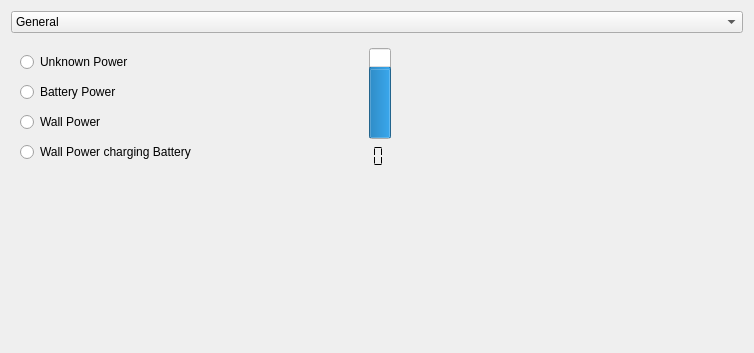
First picture: the form in examples/sysinfo/dialog_small_landscape.ui, repository qtproject/qt-mobility, before the edit.
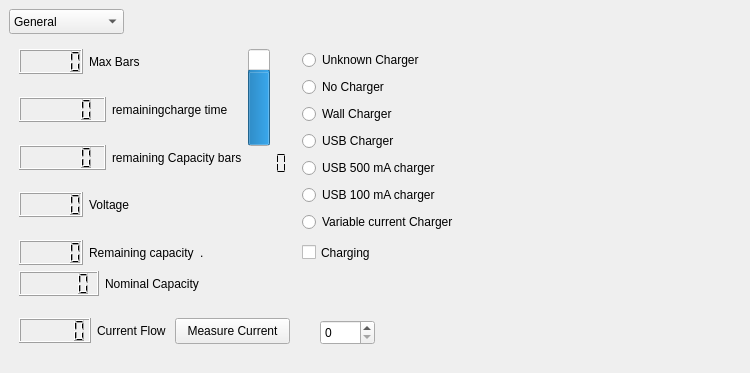
Second picture: the form after the edit. The open tabs and pages were chosen to show the change. Icons and pictures are not drawn.

What changed in the file:
```diff
--- a/examples/sysinfo/dialog_small_landscape.ui
+++ b/examples/sysinfo/dialog_small_landscape.ui
@@ -7,15 +7,21 @@
     <x>0</x>
     <y>0</y>
     <width>750</width>
-    <height>353</height>
+    <height>373</height>
    </rect>
   </property>
   <property name="windowTitle">
    <string>System Information</string>
   </property>
-  <layout class="QGridLayout" name="gridLayout_20">
-   <item row="0" column="0">
     <widget class="QComboBox" name="comboBox">
+   <property name="geometry">
+    <rect>
+     <x>9</x>
+     <y>9</y>
+     <width>115</width>
+     <height>25</height>
+    </rect>
+   </property>
      <item>
       <property name="text">
        <string>General</string>
@@ -72,9 +78,15 @@
       </property>
      </item>
     </widget>
-   </item>
-   <item row="1" column="0">
     <widget class="QStackedWidget" name="stackedWidget">
+   <property name="geometry">
+    <rect>
+     <x>10</x>
+     <y>40</y>
+     <width>732</width>
+     <height>313</height>
+    </rect>
+   </property>
      <property name="currentIndex">
       <number>0</number>
      </property>
@@ -662,9 +674,42 @@
       </layout>
      </widget>
      <widget class="QWidget" name="page_5">
-      <layout class="QGridLayout" name="gridLayout_6">
-       <item row="0" column="0" rowspan="2">
-        <layout class="QVBoxLayout" name="verticalLayout_3">
+    <widget class="QPushButton" name="startMeasurementPushButton">
+     <property name="geometry">
+      <rect>
+       <x>165</x>
+       <y>278</y>
+       <width>115</width>
+       <height>26</height>
+      </rect>
+     </property>
+     <property name="text">
+      <string>Measure Current</string>
+     </property>
+    </widget>
+    <widget class="QCheckBox" name="chargingCheckBox">
+     <property name="geometry">
+      <rect>
+       <x>292</x>
+       <y>202</y>
+       <width>80</width>
+       <height>21</height>
+      </rect>
+     </property>
+     <property name="text">
+      <string>Charging</string>
+     </property>
+    </widget>
+    <widget class="QWidget" name="layoutWidget">
+     <property name="geometry">
+      <rect>
+       <x>292</x>
+       <y>9</y>
+       <width>179</width>
+       <height>185</height>
+      </rect>
+     </property>
+     <layout class="QVBoxLayout" name="verticalLayout">
          <item>
           <widget class="QRadioButton" name="radioButton">
            <property name="sizePolicy">
@@ -680,7 +725,7 @@
             <enum>Qt::NoFocus</enum>
            </property>
            <property name="text">
-            <string>Unknown Power</string>
+         <string>Unknown Charger</string>
            </property>
           </widget>
          </item>
@@ -699,7 +744,7 @@
             <enum>Qt::NoFocus</enum>
            </property>
            <property name="text">
-            <string>Battery Power</string>
+         <string>No Charger</string>
            </property>
           </widget>
          </item>
@@ -718,7 +763,7 @@
             <enum>Qt::NoFocus</enum>
            </property>
            <property name="text">
-            <string>Wall Power</string>
+         <string>Wall Charger</string>
            </property>
           </widget>
          </item>
@@ -737,13 +782,44 @@
             <enum>Qt::NoFocus</enum>
            </property>
            <property name="text">
-            <string>Wall Power charging Battery</string>
+         <string>USB Charger</string>
+        </property>
+       </widget>
+      </item>
+      <item>
+       <widget class="QRadioButton" name="radioButton_5">
+        <property name="text">
+         <string>USB 500 mA charger</string>
+        </property>
+       </widget>
+      </item>
+      <item>
+       <widget class="QRadioButton" name="radioButton_6">
+        <property name="text">
+         <string>USB 100 mA charger</string>
+        </property>
+       </widget>
+      </item>
+      <item>
+       <widget class="QRadioButton" name="radioButton_7">
+        <property name="text">
+         <string>Variable current Charger</string>
            </property>
           </widget>
          </item>
         </layout>
-       </item>
-       <item row="0" column="2">
+    </widget>
+    <widget class="QWidget" name="layoutWidget">
+     <property name="geometry">
+      <rect>
+       <x>238</x>
+       <y>9</y>
+       <width>48</width>
+       <height>126</height>
+      </rect>
+     </property>
+     <layout class="QVBoxLayout" name="verticalLayout_2">
+      <item>
         <widget class="QProgressBar" name="batteryLevelBar">
          <property name="sizePolicy">
           <sizepolicy hsizetype="Fixed" vsizetype="MinimumExpanding">
@@ -762,20 +838,7 @@
          </property>
         </widget>
        </item>
-       <item row="0" column="3" rowspan="2">
-        <spacer name="horizontalSpacer_6">
-         <property name="orientation">
-          <enum>Qt::Horizontal</enum>
-         </property>
-         <property name="sizeHint" stdset="0">
-          <size>
-           <width>343</width>
-           <height>100</height>
-          </size>
-         </property>
-        </spacer>
-       </item>
-       <item row="1" column="1" colspan="2">
+      <item>
         <widget class="QLCDNumber" name="lcdNumber">
          <property name="frameShape">
           <enum>QFrame::NoFrame</enum>
@@ -783,38 +846,187 @@
          <property name="frameShadow">
           <enum>QFrame::Plain</enum>
          </property>
+        <property name="numDigits">
+         <number>3</number>
+        </property>
          <property name="segmentStyle">
           <enum>QLCDNumber::Flat</enum>
          </property>
         </widget>
        </item>
-       <item row="2" column="0" rowspan="2" colspan="2">
-        <spacer name="verticalSpacer_25">
-         <property name="orientation">
-          <enum>Qt::Vertical</enum>
-         </property>
-         <property name="sizeHint" stdset="0">
-          <size>
-           <width>302</width>
-           <height>178</height>
-          </size>
-         </property>
-        </spacer>
-       </item>
-       <item row="3" column="2">
-        <spacer name="verticalSpacer">
-         <property name="orientation">
-          <enum>Qt::Vertical</enum>
-         </property>
-         <property name="sizeHint" stdset="0">
-          <size>
-           <width>20</width>
-           <height>135</height>
-          </size>
-         </property>
-        </spacer>
-       </item>
-      </layout>
+     </layout>
+    </widget>
+    <widget class="QWidget" name="layoutWidget">
+     <property name="geometry">
+      <rect>
+       <x>9</x>
+       <y>231</y>
+       <width>180</width>
+       <height>25</height>
+      </rect>
+     </property>
+     <layout class="QHBoxLayout" name="horizontalLayout_2">
+      <item>
+       <widget class="QLCDNumber" name="NominalCaplcdNumber"/>
+      </item>
+      <item>
+       <widget class="QLabel" name="label">
+        <property name="text">
+         <string>Nominal Capacity</string>
+        </property>
+       </widget>
+      </item>
+     </layout>
+    </widget>
+    <widget class="QWidget" name="layoutWidget">
+     <property name="geometry">
+      <rect>
+       <x>9</x>
+       <y>200</y>
+       <width>203</width>
+       <height>25</height>
+      </rect>
+     </property>
+     <layout class="QHBoxLayout" name="horizontalLayout_3">
+      <item>
+       <widget class="QLCDNumber" name="remainCaplcdNumber"/>
+      </item>
+      <item>
+       <widget class="QLabel" name="label_2">
+        <property name="text">
+         <string>Remaining capacity</string>
+        </property>
+       </widget>
+      </item>
+      <item>
+       <widget class="QLabel" name="energyMeasurementUnit">
+        <property name="text">
+         <string>.</string>
+        </property>
+       </widget>
+      </item>
+     </layout>
+    </widget>
+    <widget class="QWidget" name="layoutWidget">
+     <property name="geometry">
+      <rect>
+       <x>9</x>
+       <y>278</y>
+       <width>150</width>
+       <height>25</height>
+      </rect>
+     </property>
+     <layout class="QHBoxLayout" name="horizontalLayout_7">
+      <item>
+       <widget class="QLCDNumber" name="currentFLowlcdNumber"/>
+      </item>
+      <item>
+       <widget class="QLabel" name="label_6">
+        <property name="text">
+         <string>Current Flow</string>
+        </property>
+       </widget>
+      </item>
+     </layout>
+    </widget>
+    <widget class="QWidget" name="layoutWidget">
+     <property name="geometry">
+      <rect>
+       <x>9</x>
+       <y>152</y>
+       <width>119</width>
+       <height>25</height>
+      </rect>
+     </property>
+     <layout class="QHBoxLayout" name="horizontalLayout_5">
+      <item>
+       <widget class="QLCDNumber" name="voltagelcdNumber"/>
+      </item>
+      <item>
+       <widget class="QLabel" name="label_4">
+        <property name="text">
+         <string>Voltage</string>
+        </property>
+       </widget>
+      </item>
+     </layout>
+    </widget>
+    <widget class="QWidget" name="layoutWidget">
+     <property name="geometry">
+      <rect>
+       <x>9</x>
+       <y>105</y>
+       <width>223</width>
+       <height>25</height>
+      </rect>
+     </property>
+     <layout class="QHBoxLayout" name="horizontalLayout_8">
+      <item>
+       <widget class="QLCDNumber" name="remainingCapBarslcdNumber"/>
+      </item>
+      <item>
+       <widget class="QLabel" name="label_7">
+        <property name="text">
+         <string>remaining Capacity bars</string>
+        </property>
+       </widget>
+      </item>
+     </layout>
+    </widget>
+    <widget class="QWidget" name="layoutWidget">
+     <property name="geometry">
+      <rect>
+       <x>9</x>
+       <y>57</y>
+       <width>209</width>
+       <height>25</height>
+      </rect>
+     </property>
+     <layout class="QHBoxLayout" name="horizontalLayout_6">
+      <item>
+       <widget class="QLCDNumber" name="chargeTimelcdNumber"/>
+      </item>
+      <item>
+       <widget class="QLabel" name="label_5">
+        <property name="text">
+         <string>remainingcharge time</string>
+        </property>
+       </widget>
+      </item>
+     </layout>
+    </widget>
+    <widget class="QWidget" name="layoutWidget">
+     <property name="geometry">
+      <rect>
+       <x>9</x>
+       <y>9</y>
+       <width>128</width>
+       <height>25</height>
+      </rect>
+     </property>
+     <layout class="QHBoxLayout" name="horizontalLayout_9">
+      <item>
+       <widget class="QLCDNumber" name="maxBarslcdNumber"/>
+      </item>
+      <item>
+       <widget class="QLabel" name="label_8">
+        <property name="text">
+         <string>Max Bars</string>
+        </property>
+       </widget>
+      </item>
+     </layout>
+    </widget>
+    <widget class="QSpinBox" name="currentMeasurementSpinBox">
+     <property name="geometry">
+      <rect>
+       <x>310</x>
+       <y>280</y>
+       <width>55</width>
+       <height>25</height>
+      </rect>
+     </property>
+    </widget>
      </widget>
      <widget class="QWidget" name="page_6">
       <layout class="QGridLayout" name="gridLayout">
@@ -1518,8 +1730,6 @@
       </layout>
      </widget>
     </widget>
-   </item>
-  </layout>
  </widget>
  <resources>
   <include location="examples.qrc"/>
```
Left out of the diff: 2 changed lines with no effect on the pictures. Lines whose indentation alone changed are shown as unchanged.
